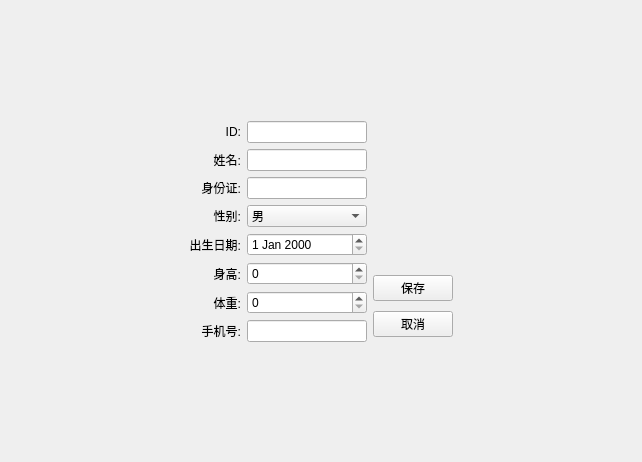
Before: the Qt Designer form patienteditview.ui in wtm2648/QtThirdExperiment, drawn with Qt 5.
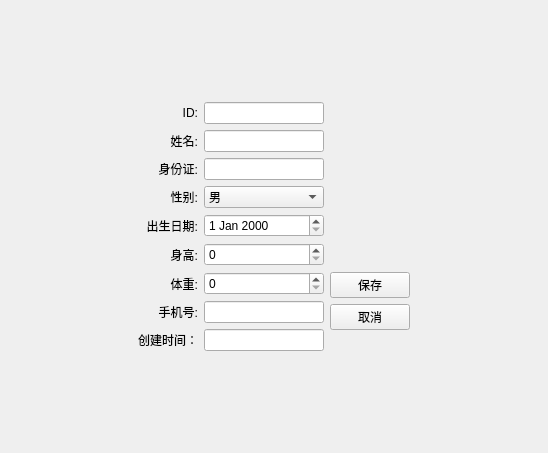
After: the same form once the commit is applied.

Diff of the .ui file:
```diff
--- a/patienteditview.ui
+++ b/patienteditview.ui
@@ -6,23 +6,23 @@
    <rect>
     <x>0</x>
     <y>0</y>
-    <width>642</width>
-    <height>462</height>
+    <width>548</width>
+    <height>453</height>
    </rect>
   </property>
   <property name="windowTitle">
    <string>Form</string>
   </property>
-  <layout class="QGridLayout" name="gridLayout_3">
-   <item row="0" column="1">
+  <layout class="QGridLayout" name="gridLayout">
+   <item row="0" column="2">
     <spacer name="verticalSpacer_2">
      <property name="orientation">
       <enum>Qt::Vertical</enum>
      </property>
      <property name="sizeHint" stdset="0">
       <size>
-       <width>20</width>
-       <height>90</height>
+       <width>17</width>
+       <height>61</height>
       </size>
      </property>
     </spacer>
@@ -34,17 +34,19 @@
      </property>
      <property name="sizeHint" stdset="0">
       <size>
-       <width>156</width>
-       <height>20</height>
+       <width>81</width>
+       <height>17</height>
       </size>
      </property>
     </spacer>
    </item>
-   <item row="1" column="1">
-    <layout class="QGridLayout" name="gridLayout_2">
-     <item row="0" column="0">
-      <layout class="QGridLayout" name="gridLayout">
-       <item row="0" column="0">
+   <item row="1" column="1" rowspan="2" colspan="2">
+    <layout class="QHBoxLayout" name="horizontalLayout_10">
+     <item>
+      <layout class="QVBoxLayout" name="verticalLayout_2">
+       <item>
+        <layout class="QHBoxLayout" name="horizontalLayout">
+         <item>
         <widget class="QLabel" name="label">
          <property name="text">
           <string>ID:</string>
@@ -54,8 +56,8 @@
          </property>
         </widget>
        </item>
-       <item row="0" column="1">
-        <widget class="QLineEdit" name="lineEdit_5">
+         <item>
+          <widget class="QLineEdit" name="dbEditID">
          <property name="sizePolicy">
           <sizepolicy hsizetype="Minimum" vsizetype="Minimum">
            <horstretch>0</horstretch>
@@ -76,7 +78,11 @@
          </property>
         </widget>
        </item>
-       <item row="1" column="0">
+        </layout>
+       </item>
+       <item>
+        <layout class="QHBoxLayout" name="horizontalLayout_2">
+         <item>
         <widget class="QLabel" name="label_2">
          <property name="text">
           <string>姓名:</string>
@@ -86,8 +92,8 @@
          </property>
         </widget>
        </item>
-       <item row="1" column="1">
-        <widget class="QLineEdit" name="lineEdit_3">
+         <item>
+          <widget class="QLineEdit" name="dbEditName">
          <property name="sizePolicy">
           <sizepolicy hsizetype="Minimum" vsizetype="Minimum">
            <horstretch>0</horstretch>
@@ -108,7 +114,11 @@
          </property>
         </widget>
        </item>
-       <item row="2" column="0">
+        </layout>
+       </item>
+       <item>
+        <layout class="QHBoxLayout" name="horizontalLayout_3">
+         <item>
         <widget class="QLabel" name="label_3">
          <property name="text">
           <string>身份证:</string>
@@ -118,8 +128,8 @@
          </property>
         </widget>
        </item>
-       <item row="2" column="1">
-        <widget class="QLineEdit" name="lineEdit_2">
+         <item>
+          <widget class="QLineEdit" name="dbEditIDCard">
          <property name="sizePolicy">
           <sizepolicy hsizetype="Minimum" vsizetype="Minimum">
            <horstretch>0</horstretch>
@@ -140,7 +150,11 @@
          </property>
         </widget>
        </item>
-       <item row="3" column="0">
+        </layout>
+       </item>
+       <item>
+        <layout class="QHBoxLayout" name="horizontalLayout_4">
+         <item>
         <widget class="QLabel" name="label_4">
          <property name="text">
           <string>性别:</string>
@@ -150,8 +164,8 @@
          </property>
         </widget>
        </item>
-       <item row="3" column="1">
-        <widget class="QComboBox" name="comboBox">
+         <item>
+          <widget class="QComboBox" name="dbComboSex">
          <property name="sizePolicy">
           <sizepolicy hsizetype="Minimum" vsizetype="Minimum">
            <horstretch>0</horstretch>
@@ -182,7 +196,11 @@
          </item>
         </widget>
        </item>
-       <item row="4" column="0">
+        </layout>
+       </item>
+       <item>
+        <layout class="QHBoxLayout" name="horizontalLayout_5">
+         <item>
         <widget class="QLabel" name="label_5">
          <property name="text">
           <string>出生日期:</string>
@@ -192,8 +210,8 @@
          </property>
         </widget>
        </item>
-       <item row="4" column="1">
-        <widget class="QDateEdit" name="dateEdit">
+         <item>
+          <widget class="QDateEdit" name="dbDateEditDOB">
          <property name="sizePolicy">
           <sizepolicy hsizetype="Minimum" vsizetype="Minimum">
            <horstretch>0</horstretch>
@@ -214,7 +232,11 @@
          </property>
         </widget>
        </item>
-       <item row="5" column="0">
+        </layout>
+       </item>
+       <item>
+        <layout class="QHBoxLayout" name="horizontalLayout_6">
+         <item>
         <widget class="QLabel" name="label_6">
          <property name="text">
           <string>身高:</string>
@@ -224,8 +246,8 @@
          </property>
         </widget>
        </item>
-       <item row="5" column="1">
-        <widget class="QSpinBox" name="spinBox">
+         <item>
+          <widget class="QSpinBox" name="dbSpinHeight">
          <property name="sizePolicy">
           <sizepolicy hsizetype="Minimum" vsizetype="Minimum">
            <horstretch>0</horstretch>
@@ -246,7 +268,11 @@
          </property>
         </widget>
        </item>
-       <item row="6" column="0">
+        </layout>
+       </item>
+       <item>
+        <layout class="QHBoxLayout" name="horizontalLayout_7">
+         <item>
         <widget class="QLabel" name="label_7">
          <property name="text">
           <string>体重:</string>
@@ -256,8 +282,8 @@
          </property>
         </widget>
        </item>
-       <item row="6" column="1">
-        <widget class="QSpinBox" name="spinBox_2">
+         <item>
+          <widget class="QSpinBox" name="dbSpinWeight">
          <property name="sizePolicy">
           <sizepolicy hsizetype="Minimum" vsizetype="Minimum">
            <horstretch>0</horstretch>
@@ -278,7 +304,11 @@
          </property>
         </widget>
        </item>
-       <item row="7" column="0">
+        </layout>
+       </item>
+       <item>
+        <layout class="QHBoxLayout" name="horizontalLayout_8">
+         <item>
         <widget class="QLabel" name="label_8">
          <property name="text">
           <string>手机号:</string>
@@ -288,8 +318,8 @@
          </property>
         </widget>
        </item>
-       <item row="7" column="1">
-        <widget class="QLineEdit" name="lineEdit">
+         <item>
+          <widget class="QLineEdit" name="dbEditMobile">
          <property name="sizePolicy">
           <sizepolicy hsizetype="Minimum" vsizetype="Minimum">
            <horstretch>0</horstretch>
@@ -312,6 +342,43 @@
        </item>
       </layout>
      </item>
+       <item>
+        <layout class="QHBoxLayout" name="horizontalLayout_9">
+         <item>
+          <widget class="QLabel" name="label_9">
+           <property name="text">
+            <string>创建时间：</string>
+           </property>
+          </widget>
+         </item>
+         <item>
+          <widget class="QLineEdit" name="dbCreateTimeStamp">
+           <property name="sizePolicy">
+            <sizepolicy hsizetype="Minimum" vsizetype="Minimum">
+             <horstretch>0</horstretch>
+             <verstretch>0</verstretch>
+            </sizepolicy>
+           </property>
+           <property name="minimumSize">
+            <size>
+             <width>120</width>
+             <height>0</height>
+            </size>
+           </property>
+           <property name="maximumSize">
+            <size>
+             <width>120</width>
+             <height>16777215</height>
+            </size>
+           </property>
+          </widget>
+         </item>
+        </layout>
+       </item>
+      </layout>
+     </item>
+     <item>
+      <layout class="QGridLayout" name="gridLayout_2">
      <item row="0" column="1">
       <layout class="QVBoxLayout" name="verticalLayout">
        <item>
@@ -348,28 +415,30 @@
      </item>
     </layout>
    </item>
-   <item row="1" column="2">
+    </layout>
+   </item>
+   <item row="2" column="3">
     <spacer name="horizontalSpacer_2">
      <property name="orientation">
       <enum>Qt::Horizontal</enum>
      </property>
      <property name="sizeHint" stdset="0">
       <size>
-       <width>156</width>
-       <height>20</height>
+       <width>126</width>
+       <height>17</height>
       </size>
      </property>
     </spacer>
    </item>
-   <item row="2" column="1">
+   <item row="3" column="1">
     <spacer name="verticalSpacer_3">
      <property name="orientation">
       <enum>Qt::Vertical</enum>
      </property>
      <property name="sizeHint" stdset="0">
       <size>
-       <width>20</width>
-       <height>90</height>
+       <width>17</width>
+       <height>62</height>
       </size>
      </property>
     </spacer>
```
Lines whose indentation alone changed are shown as unchanged.
